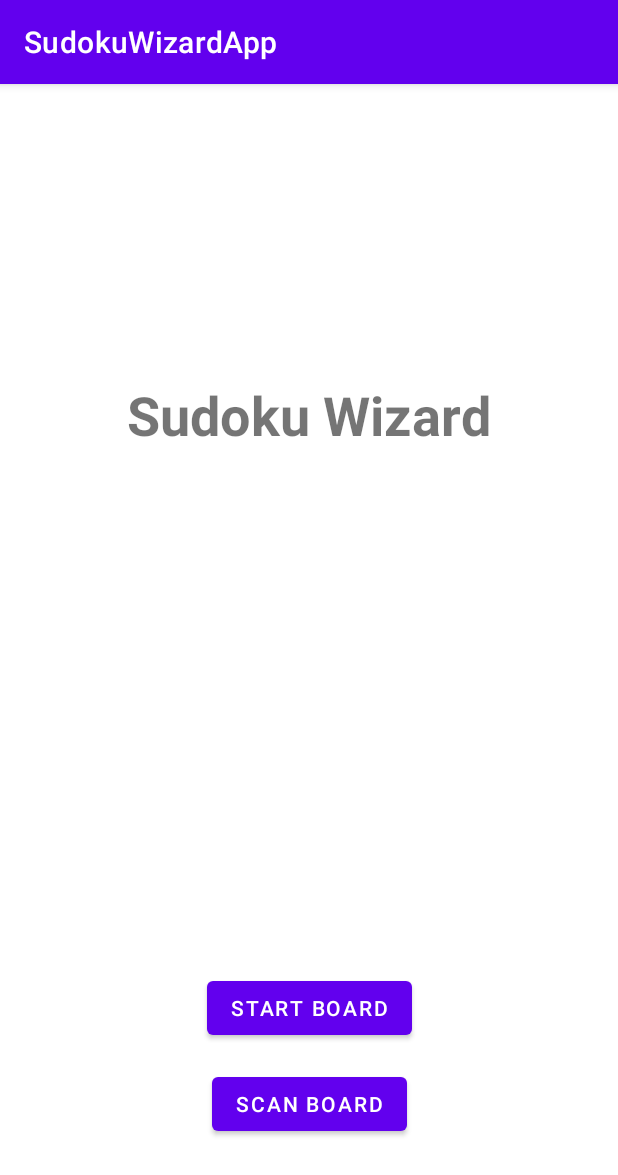
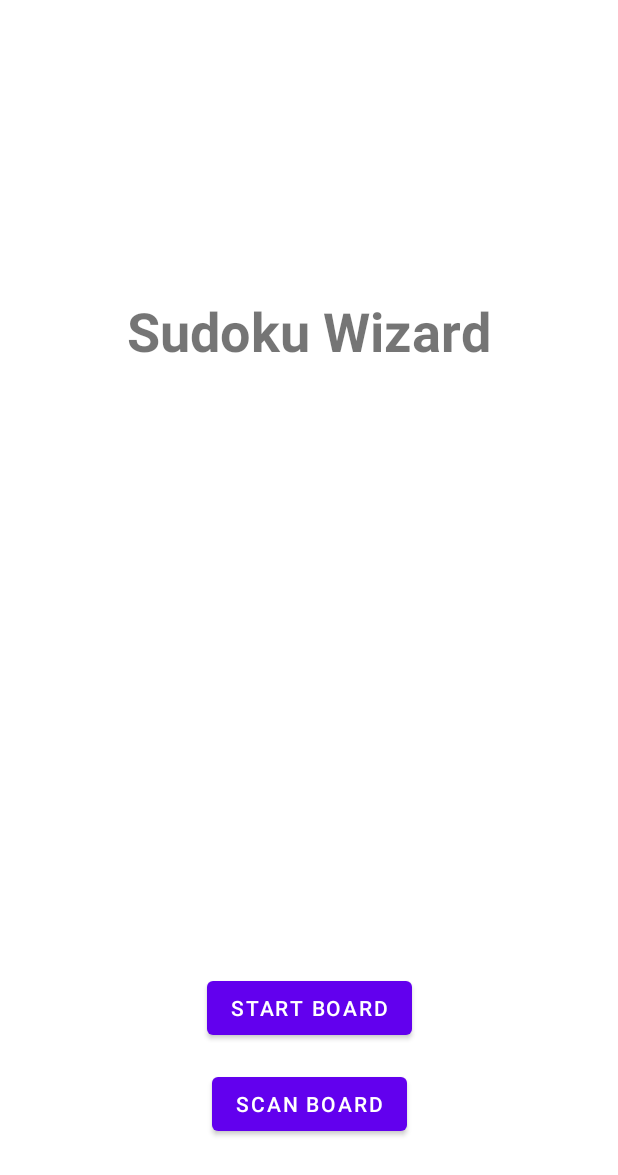
Before and after one commit to allen-nagtalon/SudokuWizardApp, an Android app: the screen it shows after launch (MainMenuActivity), on a phone screen of 412 x 824 dp. Shown: the top 1175 px of the screen. Run offline under Robolectric (Android 15) with nearby library versions, the phone set to English and light mode, and no system bars.

Commit message:
Removed title bar Transferring files to other device

```diff
--- a/app/src/main/res/values/themes.xml
+++ b/app/src/main/res/values/themes.xml
@@ -1,6 +1,6 @@
 <resources xmlns:tools="http://schemas.android.com/tools">
     <!-- Base application theme. -->
-    <style name="Theme.SudokuWizardApp" parent="Theme.MaterialComponents.DayNight.DarkActionBar">
+    <style name="Theme.SudokuWizardApp" parent="Theme.MaterialComponents.DayNight.NoActionBar">
         <!-- Primary brand color. -->
         <item name="colorPrimary">@color/purple_500</item>
         <item name="colorPrimaryVariant">@color/purple_700</item>
```
